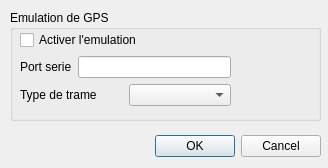
nohal/qtVlm, file src/paramVLM.ui: the form before one commit.
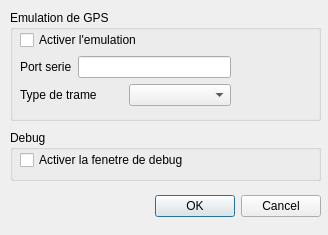
The form after the commit. Icons and pictures are not drawn.

```diff
--- a/src/paramVLM.ui
+++ b/src/paramVLM.ui
@@ -7,7 +7,7 @@
     <x>0</x>
     <y>0</y>
     <width>328</width>
-    <height>168</height>
+    <height>235</height>
    </rect>
   </property>
   <property name="windowTitle">
@@ -17,7 +17,7 @@
    <property name="geometry">
     <rect>
      <x>10</x>
-     <y>130</y>
+     <y>190</y>
      <width>311</width>
      <height>32</height>
     </rect>
@@ -89,6 +89,32 @@
     </layout>
    </widget>
   </widget>
+  <widget class="QGroupBox" name="groupBox_2">
+   <property name="geometry">
+    <rect>
+     <x>10</x>
+     <y>130</y>
+     <width>311</width>
+     <height>51</height>
+    </rect>
+   </property>
+   <property name="title">
+    <string>Debug</string>
+   </property>
+   <widget class="QCheckBox" name="chk_activateDebug">
+    <property name="geometry">
+     <rect>
+      <x>10</x>
+      <y>20</y>
+      <width>209</width>
+      <height>20</height>
+     </rect>
+    </property>
+    <property name="text">
+     <string>Activer la fenetre de debug</string>
+    </property>
+   </widget>
+  </widget>
  </widget>
  <resources/>
  <connections>
```
Left out of the diff: 8 changed lines with no effect on the pictures.
